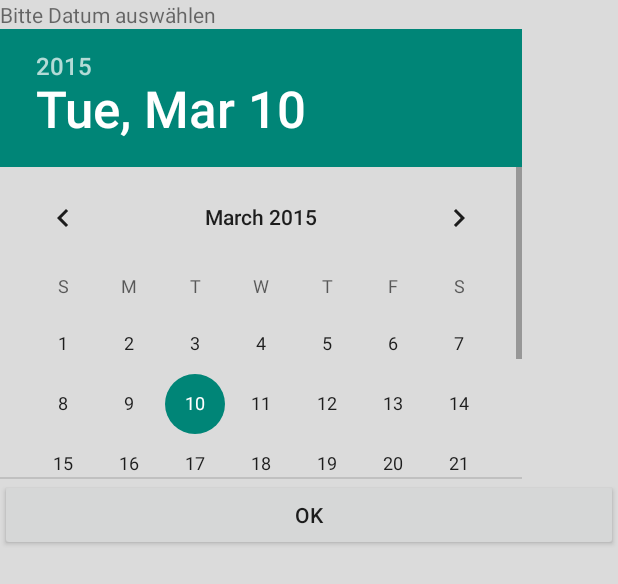
After one commit to EnzoMortelli/Tuivents, an Android app: the layout auswahl_datum.xml on its own in the app's theme, with its tools: preview values and no code run, on a phone screen of 412 x 824 dp. The commit adds this screen. Shown: the top 584 px of the screen. Run offline under Robolectric (Android 15) with nearby library versions, the phone set to English and light mode, and no system bars.

Commit message:
datePicker

```diff
--- a/app/src/main/java/com/m2a/teamdelta/tuivents/DBVerbindung.java
+++ b/app/src/main/java/com/m2a/teamdelta/tuivents/DBVerbindung.java
@@ -13,7 +13,7 @@ import java.util.Set;
 public class DBVerbindung {
     private final String treiber = "com.mysql.jdbc.Driver";
 
-    private String dBase = "jdbc:mysql://10.0.2.2/";
+    private String dBase = "jdbc:mysql://127.0.0.1/";
     private String benutzer;
     private String passwort;
 
--- /dev/null
+++ b/app/src/main/res/layout/auswahl_datum.xml
@@ -0,0 +1,25 @@
+<?xml version="1.0" encoding="utf-8"?>
+<LinearLayout xmlns:android="http://schemas.android.com/apk/res/android"
+    android:id="@+id/datum_auswahl"
+    android:layout_width="match_parent"
+    android:layout_height="match_parent"
+    android:orientation="vertical"
+    android:background="#DBDBDB">
+
+    <TextView
+        android:layout_width="fill_parent"
+        android:layout_height="wrap_content"
+        android:text="@string/select_datum" />
+
+    <DatePicker
+        android:id="@+id/date_picker"
+        android:layout_width="match_parent"
+        android:layout_height="300dp"></DatePicker>
+
+    <Button
+        android:id="@+id/button_ok"
+        android:layout_width="match_parent"
+        android:layout_height="wrap_content"
+        android:text="OK"/>
+
+</LinearLayout>
--- a/app/src/main/res/values/strings.xml
+++ b/app/src/main/res/values/strings.xml
@@ -3,5 +3,7 @@
 
     <string name="app_name">Tuivents</string>
     <string name="title_activity_maps">Map</string>
+    <string name="button_datum">10.03.2015</string>
+    <string name="select_datum">Bitte Datum auswählen</string>
 
 </resources>
```
Also changed, not shown: app/src/main/java/com/m2a/teamdelta/tuivents/MapsActivity.java (+45 -0 lines), app/src/main/res/layout/activity_maps.xml (+22 -5 lines).
